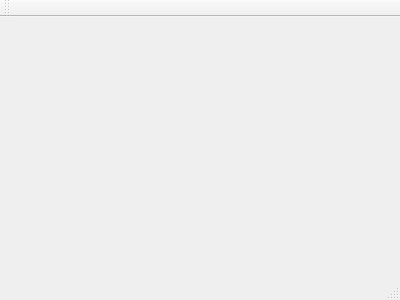
Qt form NumericalCalulator/mainwindow.ui (cjwcommuny/Tiny-Symbol-Numerical-Calculator) before a commit.
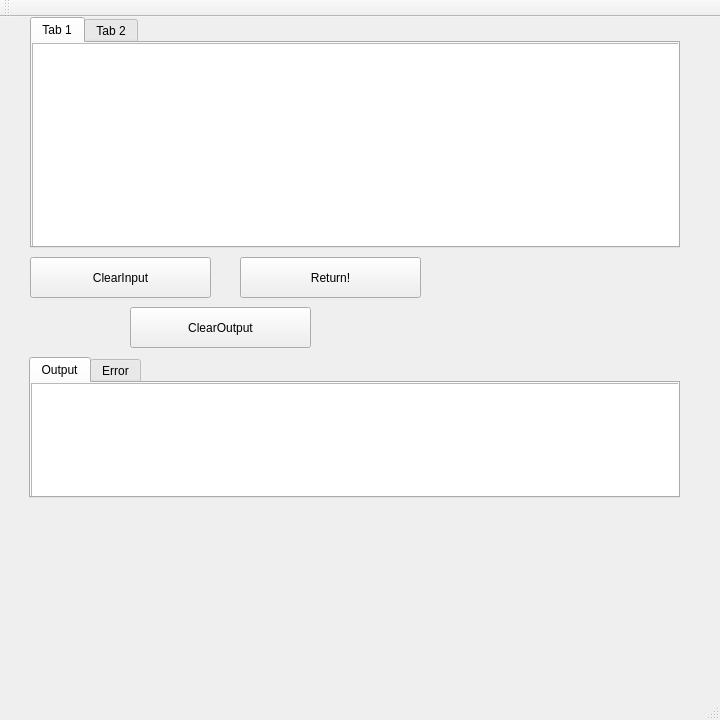
The same form after that commit.

The edit to the form file:
```diff
--- a/NumericalCalulator/mainwindow.ui
+++ b/NumericalCalulator/mainwindow.ui
@@ -1,24 +1,171 @@
 <ui version="4.0">
  <class>MainWindow</class>
- <widget class="QMainWindow" name="MainWindow" >
-  <property name="geometry" >
+ <widget class="QMainWindow" name="MainWindow">
+  <property name="geometry">
    <rect>
     <x>0</x>
     <y>0</y>
-    <width>400</width>
-    <height>300</height>
+    <width>720</width>
+    <height>720</height>
    </rect>
   </property>
   <property name="windowTitle" >
    <string>MainWindow</string>
   </property>
-  <widget class="QMenuBar" name="menuBar" />
-  <widget class="QToolBar" name="mainToolBar" />
-  <widget class="QWidget" name="centralWidget" />
-  <widget class="QStatusBar" name="statusBar" />
+  <widget class="QWidget" name="centralWidget">
+   <widget class="QPushButton" name="returnButton">
+    <property name="geometry">
+     <rect>
+      <x>240</x>
+      <y>240</y>
+      <width>181</width>
+      <height>41</height>
+     </rect>
+    </property>
+    <property name="text">
+     <string>Return!</string>
+    </property>
+   </widget>
+   <widget class="QTabWidget" name="inputTabWidget">
+    <property name="geometry">
+     <rect>
+      <x>30</x>
+      <y>0</y>
+      <width>650</width>
+      <height>231</height>
+     </rect>
+    </property>
+    <property name="currentIndex">
+     <number>0</number>
+    </property>
+    <widget class="QWidget" name="tab">
+     <attribute name="title">
+      <string>Tab 1</string>
+     </attribute>
+     <widget class="QPlainTextEdit" name="input_text">
+      <property name="geometry">
+       <rect>
+        <x>0</x>
+        <y>0</y>
+        <width>650</width>
+        <height>211</height>
+       </rect>
+      </property>
+     </widget>
+    </widget>
+    <widget class="QWidget" name="tab_2">
+     <attribute name="title">
+      <string>Tab 2</string>
+     </attribute>
+     <widget class="QPlainTextEdit" name="input_text2">
+      <property name="geometry">
+       <rect>
+        <x>0</x>
+        <y>0</y>
+        <width>641</width>
+        <height>211</height>
+       </rect>
+      </property>
+     </widget>
+    </widget>
+   </widget>
+   <widget class="QTabWidget" name="outputTabWidget_2">
+    <property name="geometry">
+     <rect>
+      <x>29</x>
+      <y>340</y>
+      <width>651</width>
+      <height>141</height>
+     </rect>
+    </property>
+    <property name="currentIndex">
+     <number>0</number>
+    </property>
+    <widget class="QWidget" name="outputTab">
+     <attribute name="title">
+      <string>Output</string>
+     </attribute>
+     <widget class="QPlainTextEdit" name="output_text">
+      <property name="geometry">
+       <rect>
+        <x>0</x>
+        <y>0</y>
+        <width>651</width>
+        <height>121</height>
+       </rect>
+      </property>
+      <property name="readOnly">
+       <bool>true</bool>
+      </property>
+     </widget>
+    </widget>
+    <widget class="QWidget" name="tab_4">
+     <attribute name="title">
+      <string>Error</string>
+     </attribute>
+     <widget class="QPlainTextEdit" name="errorTextOuput">
+      <property name="geometry">
+       <rect>
+        <x>0</x>
+        <y>3</y>
+        <width>651</width>
+        <height>111</height>
+       </rect>
+      </property>
+      <property name="readOnly">
+       <bool>true</bool>
+      </property>
+     </widget>
+    </widget>
+   </widget>
+   <widget class="QPushButton" name="clearInputButton">
+    <property name="geometry">
+     <rect>
+      <x>30</x>
+      <y>240</y>
+      <width>181</width>
+      <height>41</height>
+     </rect>
+    </property>
+    <property name="text">
+     <string>ClearInput</string>
+    </property>
+   </widget>
+   <widget class="QPushButton" name="clearOutputButton">
+    <property name="geometry">
+     <rect>
+      <x>130</x>
+      <y>290</y>
+      <width>181</width>
+      <height>41</height>
+     </rect>
+    </property>
+    <property name="text">
+     <string>ClearOutput</string>
+    </property>
+   </widget>
+  </widget>
+  <widget class="QMenuBar" name="menuBar">
+   <property name="geometry">
+    <rect>
+     <x>0</x>
+     <y>0</y>
+     <width>720</width>
+     <height>17</height>
+    </rect>
+   </property>
+  </widget>
+  <widget class="QToolBar" name="mainToolBar">
+   <attribute name="toolBarArea">
+    <enum>TopToolBarArea</enum>
+   </attribute>
+   <attribute name="toolBarBreak">
+    <bool>false</bool>
+   </attribute>
+  </widget>
+  <widget class="QStatusBar" name="statusBar"/>
  </widget>
- <layoutDefault spacing="6" margin="11" />
- <pixmapfunction></pixmapfunction>
+ <layoutdefault spacing="6" margin="11"/>
  <resources/>
  <connections/>
 </ui>
```
Left out of the diff: 38 changed lines with no effect on the pictures.
